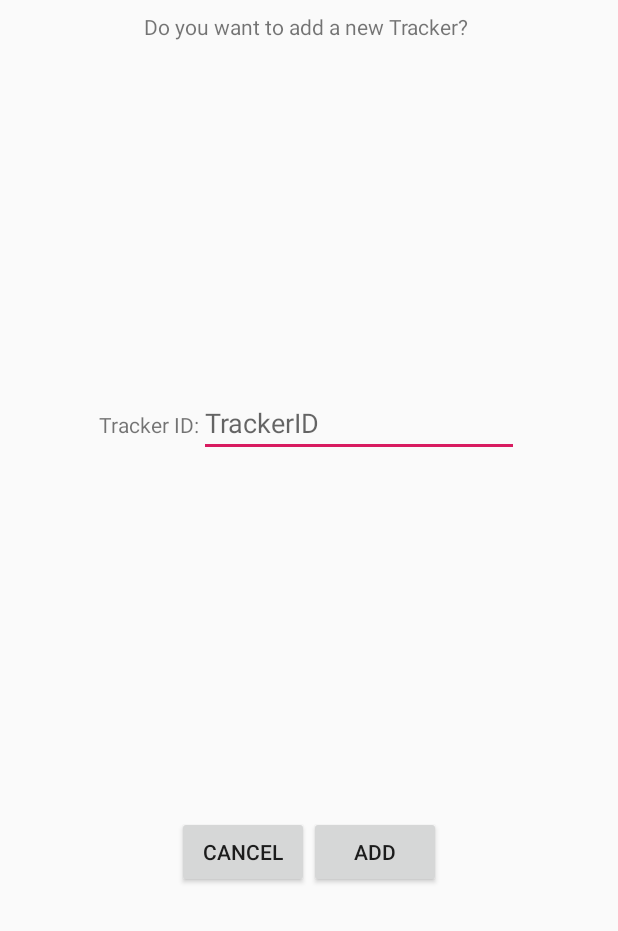
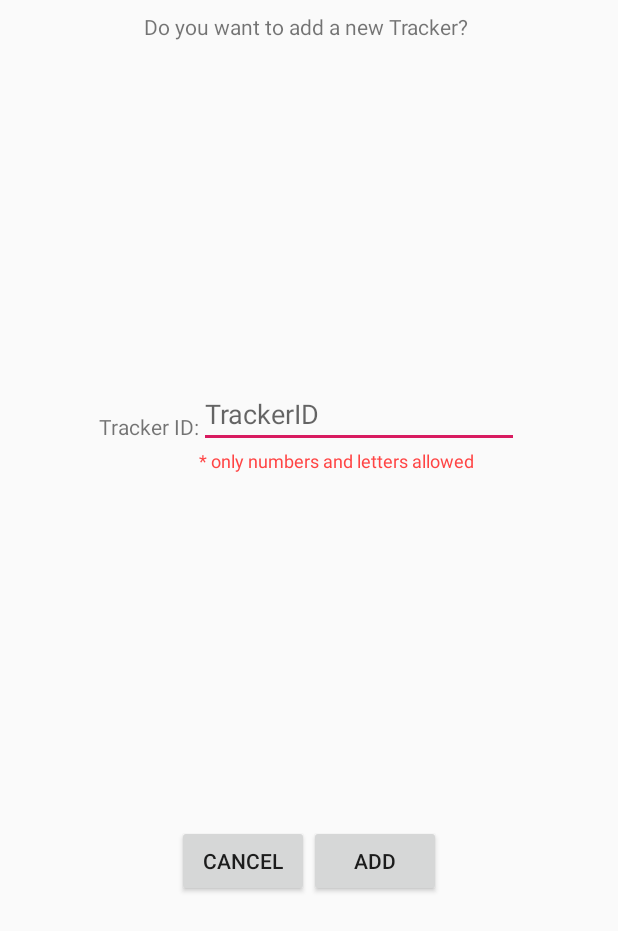
Before and after one commit to dobrovv/Atlas, an Android app: the layout dialog_addtracker.xml on its own in the app's theme, with its tools: preview values and no code run, on a phone screen of 412 x 824 dp. Shown: the top 931 px of the screen. Run offline under Robolectric (Android 15) with nearby library versions, the phone set to English and light mode, and no system bars.

Commit message:
adding validation to AddTrackerDialog for TrackerID

```diff
--- a/app/src/main/java/atlas/atlas/AddTrackerDialog.java
+++ b/app/src/main/java/atlas/atlas/AddTrackerDialog.java
@@ -12,6 +12,7 @@ import android.view.View;
 import android.view.ViewGroup;
 import android.widget.Button;
 import android.widget.EditText;
+import android.widget.TextView;
 import android.widget.Toast;
 
 public class AddTrackerDialog extends DialogFragment {
@@ -19,6 +20,7 @@ public class AddTrackerDialog extends DialogFragment {
 
     //EditText titleEditText;
     EditText trackerIDEdit;
+    TextView trackerIDEditValidation;
     Button cancelButton;
     Button saveButton;
 
@@ -28,10 +30,12 @@ public class AddTrackerDialog extends DialogFragment {
 
 
         trackerIDEdit = view.findViewById(R.id.trackerIDEdit);
+        trackerIDEditValidation = view.findViewById(R.id.trackerIDEditValidation);
         saveButton = view.findViewById(R.id.saveButton);
         cancelButton = view.findViewById(R.id.cancelButton);
 
         saveButton.setEnabled(false);
+        trackerIDEditValidation.setVisibility(View.INVISIBLE);
 
         cancelButton.setOnClickListener(new Button.OnClickListener() {
             @Override
@@ -73,8 +77,10 @@ public class AddTrackerDialog extends DialogFragment {
                 String id = s.toString();
                 if (!id.matches("^[0-9a-zA-Z]+$")) {
                     saveButton.setEnabled(false);
+                    trackerIDEditValidation.setVisibility(View.VISIBLE);
                 } else {
                     saveButton.setEnabled(true);
+                    trackerIDEditValidation.setVisibility(View.INVISIBLE);
                 }
             }
         });
--- a/app/src/main/res/layout/dialog_addtracker.xml
+++ b/app/src/main/res/layout/dialog_addtracker.xml
@@ -1,10 +1,10 @@
 <?xml version="1.0" encoding="utf-8"?>
-<android.support.constraint.ConstraintLayout
-    xmlns:android="http://schemas.android.com/apk/res/android"
+<android.support.constraint.ConstraintLayout xmlns:android="http://schemas.android.com/apk/res/android"
     xmlns:app="http://schemas.android.com/apk/res-auto"
     xmlns:tools="http://schemas.android.com/tools"
     android:layout_width="match_parent"
-    android:layout_height="match_parent">
+    android:layout_height="match_parent"
+    android:visibility="visible">
 
     <TextView
         android:id="@+id/addTrackerLabel"
@@ -56,6 +56,7 @@
         android:layout_marginEnd="8dp"
         android:layout_marginBottom="8dp"
         android:orientation="horizontal"
+        android:gravity="center"
         app:layout_constraintBottom_toTopOf="@+id/linearLayout"
         app:layout_constraintEnd_toEndOf="parent"
         app:layout_constraintStart_toStartOf="parent"
@@ -68,13 +69,30 @@
             android:layout_weight="1"
             android:text="Tracker ID:" />
 
-        <EditText
-            android:id="@+id/trackerIDEdit"
+        <LinearLayout
             android:layout_width="wrap_content"
             android:layout_height="wrap_content"
             android:layout_weight="1"
-            android:ems="10"
-            android:hint="TrackerID"
-            android:inputType="textPersonName" />
+            android:orientation="vertical">
+
+            <EditText
+                android:id="@+id/trackerIDEdit"
+                android:layout_width="wrap_content"
+                android:layout_height="wrap_content"
+                android:layout_weight="1"
+                android:ems="10"
+                android:hint="TrackerID"
+                android:inputType="textPersonName" />
+
+            <TextView
+                android:id="@+id/trackerIDEditValidation"
+                android:layout_width="match_parent"
+                android:layout_height="wrap_content"
+                android:layout_weight="1"
+                android:text="* only numbers and letters allowed"
+                android:textColor="@android:color/holo_red_light"
+                android:textSize="12sp" />
+        </LinearLayout>
+
     </LinearLayout>
 </android.support.constraint.ConstraintLayout>
```
